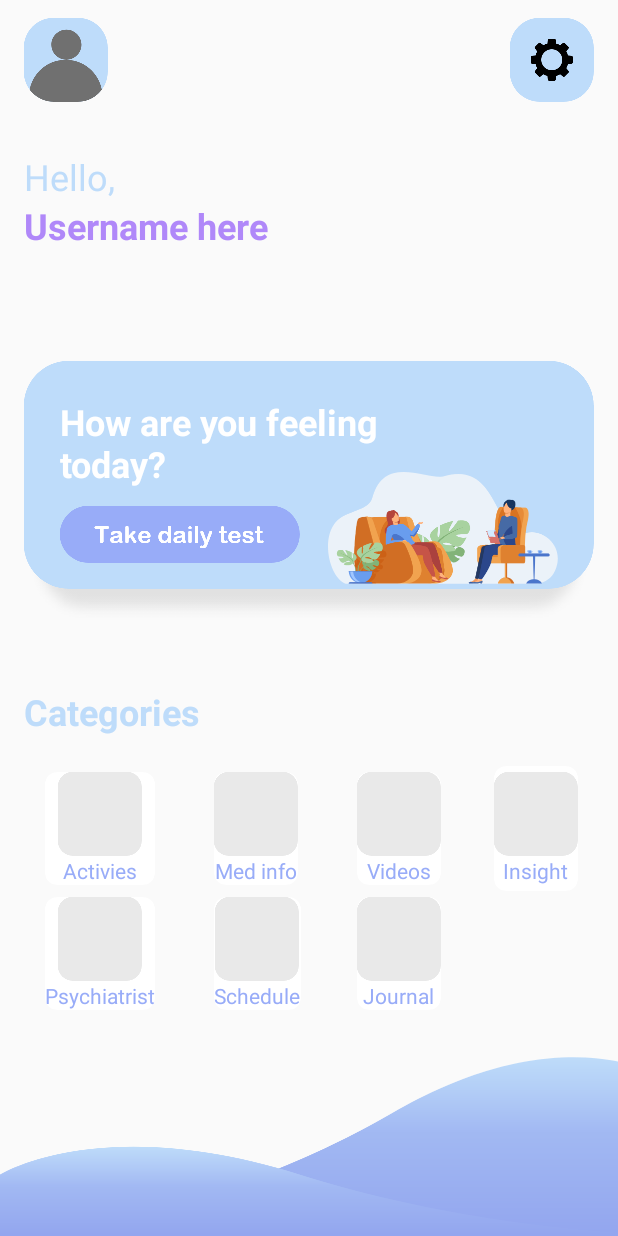
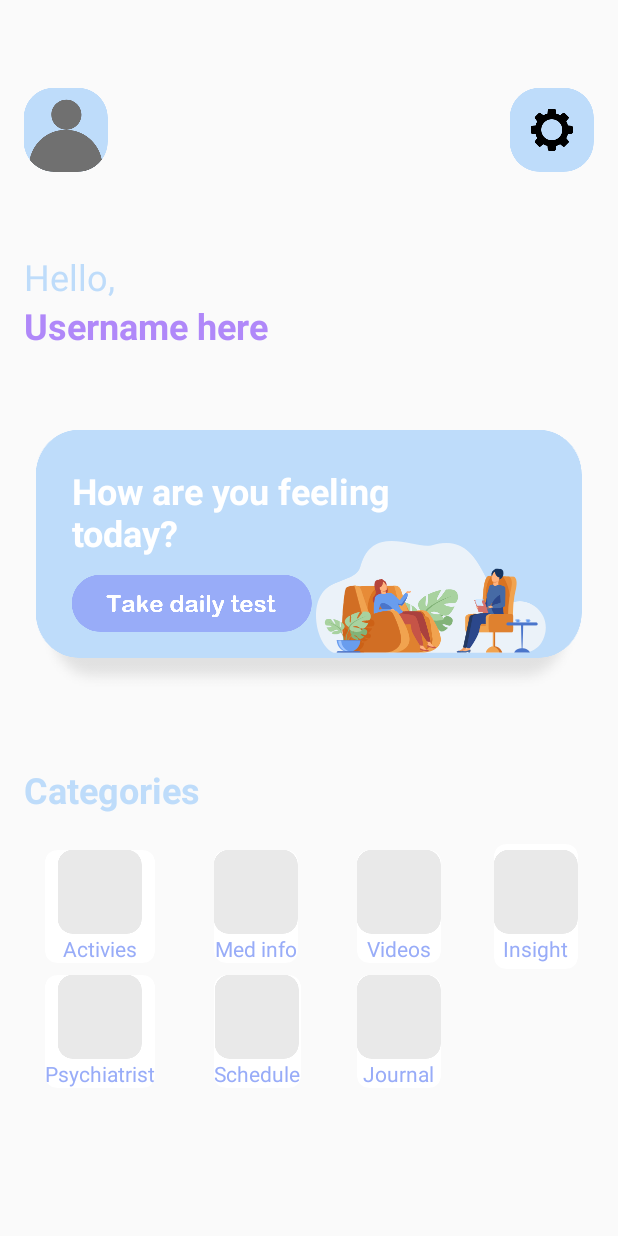
Before and after one commit to alicezxcv/DepressntApp, an Android app: the screen it shows after launch (MainActivity2), after a tap on "Log in as Guest", on a phone screen of 412 x 824 dp. Run offline under Robolectric (Android 15) with nearby library versions, the phone set to English and light mode, and no system bars; our stand-ins replace Firebase (no records; nobody signed in at launch, a user with empty details on screens opened directly).

Commit message:
More UI
+ New room UI
+ New chat UI
+ Please resolve this problem in Room.java:
   - Going from Chat activity via "back" (ImageButton) will execute request_user_name() each time.

```diff
--- a/app/src/main/java/com/example/app/MainActivity2.java
+++ b/app/src/main/java/com/example/app/MainActivity2.java
@@ -31,12 +31,9 @@ public class MainActivity2 extends AppCompatActivity {
         });
     }
 
-
-
-
     @Override
     public void onBackPressed(){
-        startActivity(new Intent(MainActivity2.this, MainActivity.class));
+        startActivity(new Intent(MainActivity2.this, ProfileActivity2.class));
         finish();
     }
 }
--- a/app/src/main/res/layout/activity_main_screen.xml
+++ b/app/src/main/res/layout/activity_main_screen.xml
@@ -16,13 +16,15 @@
             android:layout_width="wrap_content"
             android:layout_height="wrap_content"
             android:background="@drawable/user_pfp"
-            android:layout_marginLeft="16dp"/>
+            android:layout_marginLeft="16dp"
+            android:layout_centerVertical="true"/>
         <ImageButton
             android:layout_width="wrap_content"
             android:layout_height="wrap_content"
             android:background="@drawable/setting"
             android:layout_alignParentRight="true"
-            android:layout_marginRight= "16dp"/>
+            android:layout_marginRight= "16dp"
+            android:layout_centerVertical="true"/>
     </RelativeLayout>
 
     <RelativeLayout
@@ -30,9 +32,11 @@
         android:layout_width="match_parent"
         android:layout_height="wrap_content"
         android:layout_below="@id/pfp"
-        android:layout_weight="1"
-        android:layout_marginTop="6dp"
-        >
+        android:layout_weight="0"
+        android:layout_marginTop="6dp">
+        <RelativeLayout
+            android:layout_width="wrap_content"
+            android:layout_height="wrap_content">
             <TextView
                 android:id="@+id/greet1"
                 android:layout_width="wrap_content"
@@ -40,7 +44,7 @@
                 android:text="Hello,"
                 android:textSize="24sp"
                 android:textColor="@color/sky_blue"
-            android:layout_marginLeft="16dp"/>
+                android:layout_marginLeft="16dp" />
             <TextView
                 android:layout_width="wrap_content"
                 android:layout_height="wrap_content"
@@ -51,13 +55,14 @@
                 android:textColor="@color/purple"
                 android:layout_marginLeft="16dp"/>
         </RelativeLayout>
+    </RelativeLayout>
 
     <RelativeLayout
         android:id="@+id/holder"
         android:layout_width="match_parent"
         android:layout_height="wrap_content"
         android:layout_below="@id/info"
-        android:layout_weight="3"
+        android:layout_weight="1"
         android:layout_marginTop="6dp">
         <FrameLayout
             android:layout_width="wrap_content"
@@ -67,15 +72,15 @@
                 android:layout_width="wrap_content"
                 android:layout_height="wrap_content"
                 android:background="@drawable/daily_test_shadow"
-                android:layout_marginLeft="16dp"
-                android:layout_marginRight="16dp"/>
+                android:layout_marginLeft="24dp"
+                android:layout_marginRight="24dp"/>
             <RelativeLayout
                 android:layout_width="wrap_content"
                 android:layout_height="wrap_content"
                 android:id="@+id/holder_box"
                 android:background="@drawable/daily_test"
-                android:layout_marginLeft="16dp"
-                android:layout_marginRight="16dp">
+                android:layout_marginLeft="24dp"
+                android:layout_marginRight="24dp">
                 <TextView
                     android:id="@+id/daily_greet"
                     android:layout_width="wrap_content"
@@ -115,7 +120,7 @@
             android:id="@+id/categories"
             android:layout_width="wrap_content"
             android:layout_height="wrap_content"
-            android:layout_marginLeft="16dp"
+            android:layout_marginStart="16dp"
             android:text="Categories"
             android:textColor="@color/sky_blue"
             android:textSize="24sp"
@@ -356,16 +361,7 @@
                         android:textColor="@color/purple_blue"/>
                 </LinearLayout>
             </androidx.cardview.widget.CardView>
-
         </GridLayout>
     </RelativeLayout>
 
-    <ImageView
-        android:id="@+id/login_illus"
-        android:layout_width="match_parent"
-        android:layout_height="wrap_content"
-        android:layout_gravity="center"
-        android:scaleType="fitEnd"
-        android:background="@drawable/mountain"
-        android:layout_weight="0"/>
 </LinearLayout>
--- a/app/src/main/res/values/themes.xml
+++ b/app/src/main/res/values/themes.xml
@@ -3,7 +3,7 @@
     <style name="Theme.App" parent="Theme.AppCompat.Light.NoActionBar">
         <!-- Primary brand color. -->
         <item name="colorPrimary">@color/white</item>
-        <item name="colorPrimaryVariant">@color/white</item>
+        <item name="colorPrimaryVariant">@color/purple_blue</item>
         <item name="colorOnPrimary">@color/white</item>
         <!-- Secondary brand color. -->
         <item name="colorSecondary">@color/sky_blue</item>
```
Also changed, not shown: app/src/main/AndroidManifest.xml (+8 -6 lines), app/src/main/java/com/example/app/Chat.java (+13 -3 lines), app/src/main/java/com/example/app/Room.java (+50 -6 lines), app/src/main/res/layout/activity_chat.xml (+65 -46 lines), app/src/main/res/layout/activity_room.xml (+53 -19 lines), app/src/main/res/drawable-hdpi/add_room.png (added), app/src/main/res/drawable-hdpi/back_btn.png (added), app/src/main/res/drawable-hdpi/room_list.png (added), app/src/main/res/drawable-hdpi/room_list_shadow.png (added), app/src/main/res/drawable-ldpi/room_list_shadow.png (added), app/src/main/res/drawable-mdpi/room_list_shadow.png (added), app/src/main/res/drawable-xhdpi/room_list_shadow.png (added), app/src/main/res/drawable-xxhdpi/room_list_shadow.png (added), app/src/main/res/drawable-xxxhdpi/room_list_shadow.png (added). Lines whose indentation alone changed are shown as unchanged.
